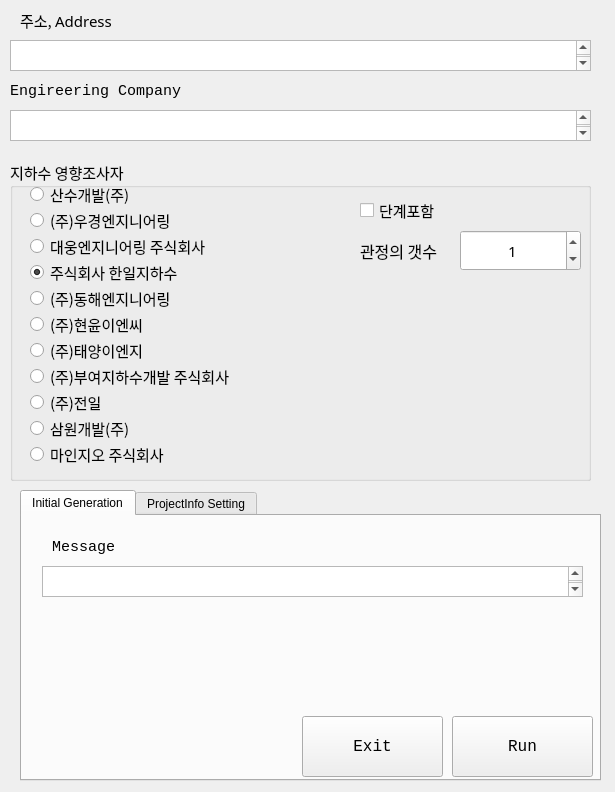
Old version of the form 11_util/totalcmd python/03_지하수 이용실태 조사표/10_QT YangSoo File Generator  V2/01_Original File/aqt_input.ui in the repository ihanseol/04_PyhtonDemoDojang.
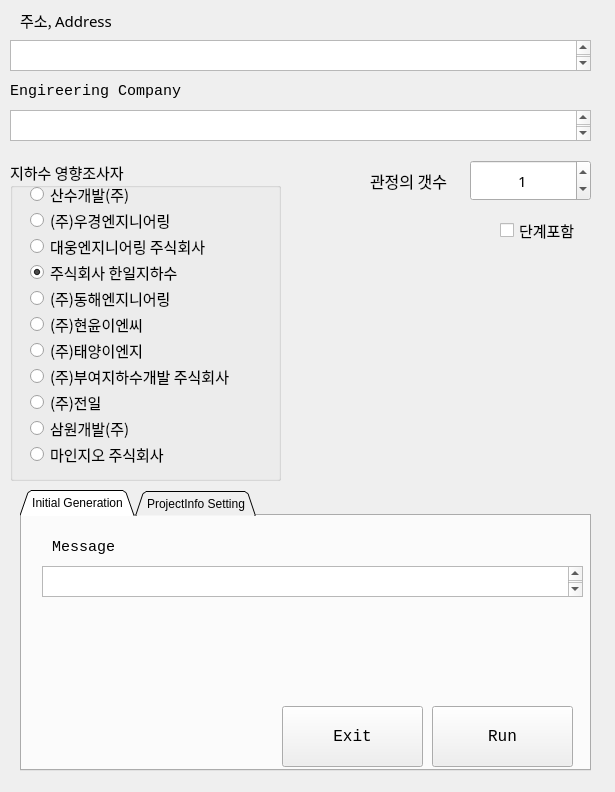
New version of the form.

What changed in the file:
```diff
--- a/11_util/totalcmd python/03_지하수 이용실태 조사표/10_QT YangSoo File Generator  V2/01_Original File/aqt_input.ui
+++ b/11_util/totalcmd python/03_지하수 이용실태 조사표/10_QT YangSoo File Generator  V2/01_Original File/aqt_input.ui
@@ -19,8 +19,8 @@
      <rect>
       <x>20</x>
       <y>490</y>
-      <width>581</width>
-      <height>291</height>
+      <width>571</width>
+      <height>281</height>
      </rect>
     </property>
     <property name="sizePolicy">
@@ -33,7 +33,7 @@
      <enum>QTabWidget::North</enum>
     </property>
     <property name="tabShape">
-     <enum>QTabWidget::Rounded</enum>
+     <enum>QTabWidget::Triangular</enum>
     </property>
     <property name="currentIndex">
      <number>0</number>
@@ -89,8 +89,8 @@
      <widget class="QPushButton" name="pushButton">
       <property name="geometry">
        <rect>
-        <x>430</x>
-        <y>200</y>
+        <x>410</x>
+        <y>190</y>
         <width>141</width>
         <height>61</height>
        </rect>
@@ -108,8 +108,8 @@
      <widget class="QPushButton" name="pushButton_2">
       <property name="geometry">
        <rect>
-        <x>280</x>
-        <y>200</y>
+        <x>260</x>
+        <y>190</y>
         <width>141</width>
         <height>61</height>
        </rect>
@@ -132,7 +132,7 @@
      <widget class="QPushButton" name="pushButton_3">
       <property name="geometry">
        <rect>
-        <x>410</x>
+        <x>400</x>
         <y>190</y>
         <width>151</width>
         <height>61</height>
@@ -173,13 +173,13 @@
         <x>10</x>
         <y>40</y>
         <width>551</width>
-        <height>141</height>
+        <height>121</height>
        </rect>
       </property>
       <property name="font">
        <font>
         <family>D2Coding</family>
-        <pointsize>11</pointsize>
+        <pointsize>10</pointsize>
        </font>
       </property>
       <property name="placeholderText">
@@ -189,7 +189,7 @@
      <widget class="QPushButton" name="pushButton_4">
       <property name="geometry">
        <rect>
-        <x>250</x>
+        <x>240</x>
         <y>190</y>
         <width>151</width>
         <height>61</height>
@@ -282,7 +282,7 @@
      <rect>
       <x>10</x>
       <y>160</y>
-      <width>581</width>
+      <width>271</width>
       <height>321</height>
      </rect>
     </property>
@@ -510,11 +510,12 @@
       <string>(주)우경엔지니어링</string>
      </property>
     </widget>
+   </widget>
     <widget class="QLabel" name="label_2">
      <property name="geometry">
       <rect>
-       <x>350</x>
-       <y>80</y>
+      <x>370</x>
+      <y>170</y>
        <width>91</width>
        <height>21</height>
       </rect>
@@ -529,11 +530,30 @@
       <string>관정의 갯수</string>
      </property>
     </widget>
+   <widget class="QCheckBox" name="checkBox">
+    <property name="geometry">
+     <rect>
+      <x>500</x>
+      <y>220</y>
+      <width>81</width>
+      <height>20</height>
+     </rect>
+    </property>
+    <property name="font">
+     <font>
+      <family>D2Coding</family>
+      <pointsize>11</pointsize>
+     </font>
+    </property>
+    <property name="text">
+     <string>단계포함</string>
+    </property>
+   </widget>
     <widget class="QSpinBox" name="spinBox">
      <property name="geometry">
       <rect>
-       <x>450</x>
-       <y>70</y>
+      <x>470</x>
+      <y>160</y>
        <width>121</width>
        <height>41</height>
       </rect>
@@ -556,26 +576,6 @@
      <property name="value">
       <number>1</number>
      </property>
-    </widget>
-    <widget class="QCheckBox" name="checkBox">
-     <property name="geometry">
-      <rect>
-       <x>350</x>
-       <y>40</y>
-       <width>141</width>
-       <height>20</height>
-      </rect>
-     </property>
-     <property name="font">
-      <font>
-       <family>D2Coding</family>
-       <pointsize>11</pointsize>
-      </font>
-     </property>
-     <property name="text">
-      <string>단계포함</string>
-     </property>
-    </widget>
    </widget>
   </widget>
  </widget>
```
Lines whose indentation alone changed are shown as unchanged.
